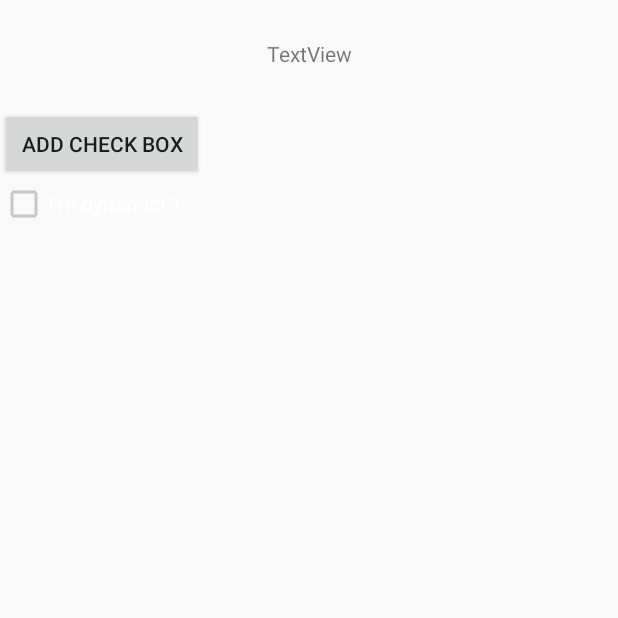
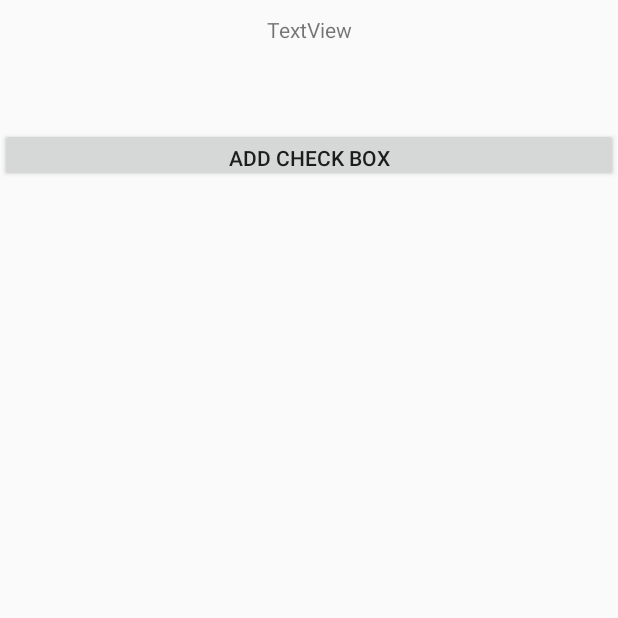
Before and after one commit to xarnas/Shoper, an Android app: the screen it shows after launch (MainActivity), after a tap on "ADD CHECK BOX", on a phone screen of 412 x 824 dp, the top half of it. Run offline under Robolectric (Android 15) with nearby library versions, the phone set to English and light mode, and no system bars; 1 other tap on this screen came first.

Commit message:
new updates

```diff
--- a/app/src/main/java/com/arnas/shoper/MainActivity.java
+++ b/app/src/main/java/com/arnas/shoper/MainActivity.java
@@ -12,9 +12,13 @@ import android.widget.AdapterView;
 import android.widget.ArrayAdapter;
 import android.widget.Button;
 import android.widget.CheckBox;
+import android.widget.EditText;
 import android.widget.LinearLayout;
 import android.widget.ListView;
+import android.widget.TextView;
 import android.widget.Toast;
+
+
 
 public class MainActivity extends AppCompatActivity {
 
@@ -25,7 +29,8 @@ protected void checkBoxList(){
     setContentView(R.layout.singleitem);
     final LinearLayout linear=(LinearLayout)findViewById(R.id.singleitem);
     Button addCheckBox = (Button)findViewById(R.id.addCheckBox);
-
+    final EditText singleItem= (EditText) findViewById(R.id.itemName2);
+    final TextView headItem= (TextView) findViewById(R.id.itemName);
     final LinearLayout.LayoutParams lparams = new LinearLayout.LayoutParams(
             LinearLayout.LayoutParams.WRAP_CONTENT, LinearLayout.LayoutParams.WRAP_CONTENT);
 
@@ -36,11 +41,25 @@ protected void checkBoxList(){
 
             for(int i=0;i<1;i++) {
 
-                CheckBox checkBox = new CheckBox(getApplicationContext());
-                checkBox.setText("I'm dynamic! "+z);
-                checkBox.setLayoutParams(lparams);
+                final CheckBox checkBox = new CheckBox(getApplicationContext());
+                if (singleItem.getText().toString().isEmpty()){
+                    break;
+                }else {
+                    checkBox.setText(singleItem.getText());
+                    headItem.setText("New checkbox inserted");
+                    checkBox.setLayoutParams(lparams);
+                    checkBox.setId(z);
+                    checkBox.setOnClickListener(new View.OnClickListener(){
+                        @Override
+                        public void onClick(View v) {
+                            Toast.makeText(getApplicationContext(),
+                                    "Position :" + checkBox.getId() + "  ListItem : " + checkBox.getText(), Toast.LENGTH_LONG)
+                                    .show();
 
-                linear.addView(checkBox);
+                        }
+                    });
+                    linear.addView(checkBox);
+                }
                 z++;
             }
         }
--- a/app/src/main/res/layout/singleitem.xml
+++ b/app/src/main/res/layout/singleitem.xml
@@ -15,18 +15,26 @@
     <TextView
         android:text="TextView"
         android:layout_width="match_parent"
-        android:layout_height="72dp"
+        android:layout_height="40dp"
         android:id="@+id/itemName"
         android:gravity="center"
         android:layout_gravity="top" />
-
+    <EditText
+        android:text=""
+        android:layout_width="match_parent"
+        android:layout_height="45dp"
+        android:id="@+id/itemName2"
+        android:background="@android:color/transparent"
+        android:inputType="textNoSuggestions"
+        android:layout_gravity="bottom" />
     <Button
         android:text="add Check box"
-        android:layout_width="136dp"
-        android:layout_height="wrap_content"
+        android:layout_width="match_parent"
+        android:layout_height="36dp"
         android:id="@+id/addCheckBox"
         android:layout_gravity="bottom" />
 
 
+
 </LinearLayout>
 </ScrollView>
```
Also changed, not shown: app/src/main/java/com/arnas/shoper/DynamicSingleItem.java (+7 -4 lines).
